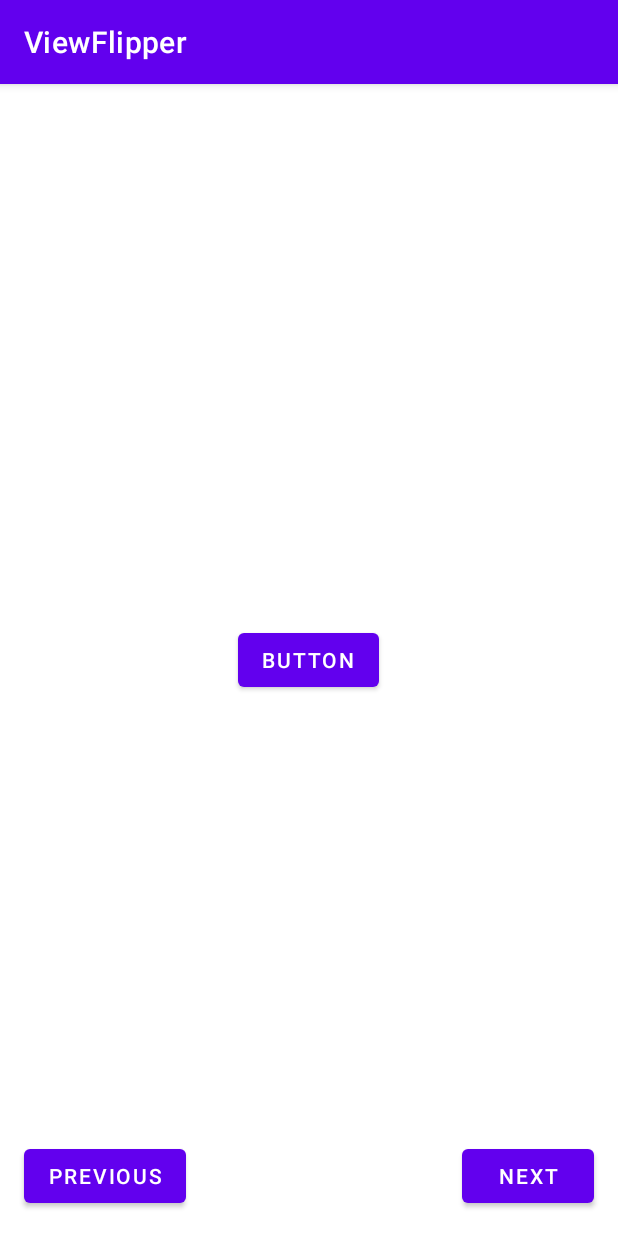
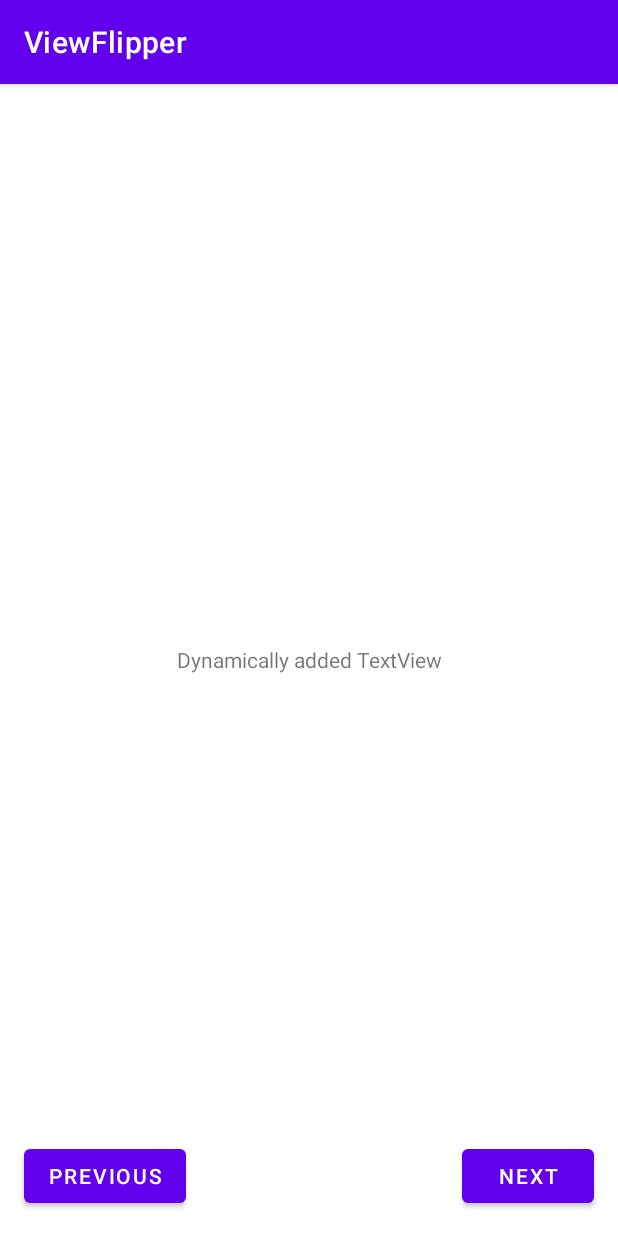
Before and after one commit to luisfernandomgrs/forDummiesViewFlipper, an Android app: the screen it shows after launch (MainActivity), after a tap on "PREVIOUS", on a phone screen of 412 x 824 dp. Run offline under Robolectric (Android 15) with nearby library versions, the phone set to English and light mode, and no system bars.

```diff
--- a/app/src/main/java/com/materialdesign/viewflipper/MainActivity.java
+++ b/app/src/main/java/com/materialdesign/viewflipper/MainActivity.java
@@ -1,14 +1,34 @@
 package com.materialdesign.viewflipper;
+
+import android.os.Bundle;
+import android.view.Gravity;
+import android.view.View;
+import android.widget.TextView;
+import android.widget.ViewFlipper;
 
 import androidx.appcompat.app.AppCompatActivity;
 
-import android.os.Bundle;
+public class MainActivity extends AppCompatActivity {
 
-public class MainActivity extends AppCompatActivity {
+	private ViewFlipper view_flipper;
 
 	@Override
 	protected void onCreate(Bundle savedInstanceState) {
 		super.onCreate(savedInstanceState);
 		setContentView(R.layout.activity_main);
+
+		view_flipper = findViewById(R.id.view_flipper);
+		TextView textView = new TextView(this);
+		textView.setText("Dynamically added TextView");
+		textView.setGravity(Gravity.CENTER);
+		view_flipper.addView(textView);
+	}
+
+	public void previousView(View v) {
+		view_flipper.showPrevious();
+	}
+
+	public void nextView(View v) {
+		view_flipper.showNext();
 	}
 }
```
